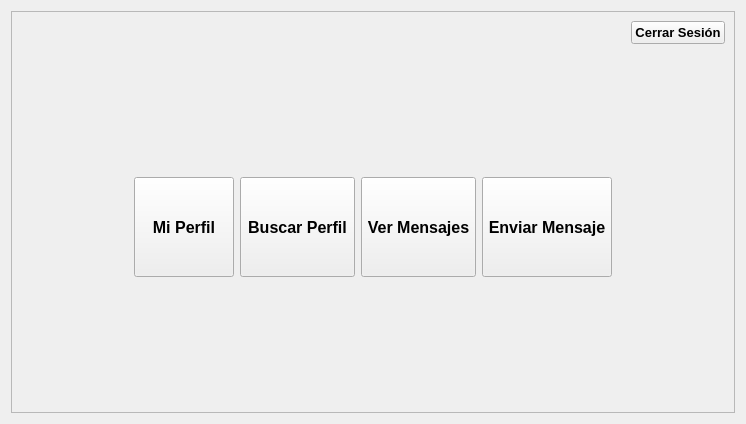
Old version of the form User_app/src/main_menu/main_menu_widget.ui in the repository edugaidano/Little-Social-Network.
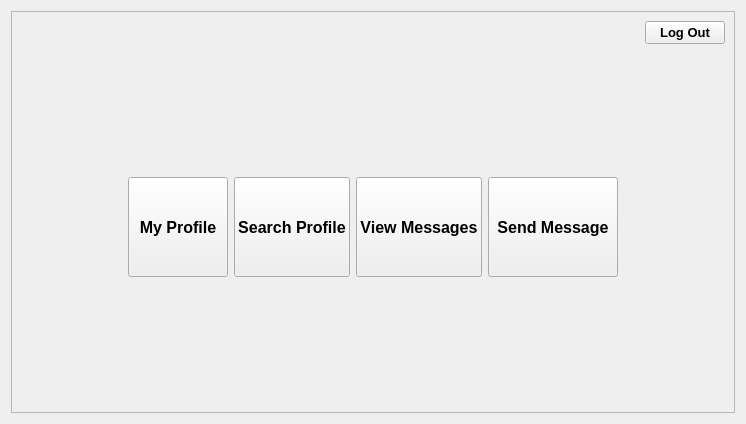
New version of the form.

Patch:
```diff
--- a/User_app/src/main_menu/main_menu_widget.ui
+++ b/User_app/src/main_menu/main_menu_widget.ui
@@ -63,7 +63,7 @@
            <cursorShape>ArrowCursor</cursorShape>
           </property>
           <property name="text">
-           <string>Cerrar Sesión</string>
+           <string>Log Out</string>
           </property>
           <property name="autoDefault">
            <bool>false</bool>
@@ -122,7 +122,7 @@
            <bool>false</bool>
           </property>
           <property name="text">
-           <string>Mi Perfil</string>
+           <string>My Profile</string>
           </property>
           <property name="iconSize">
            <size>
@@ -157,7 +157,7 @@
            </font>
           </property>
           <property name="text">
-           <string>Buscar Perfil</string>
+           <string>Search Profile</string>
           </property>
          </widget>
         </item>
@@ -177,7 +177,7 @@
            </font>
           </property>
           <property name="text">
-           <string>Ver Mensajes</string>
+           <string>View Messages</string>
           </property>
          </widget>
         </item>
@@ -197,7 +197,7 @@
            </font>
           </property>
           <property name="text">
-           <string>Enviar Mensaje</string>
+           <string>Send Message</string>
           </property>
          </widget>
         </item>
```
Left out of the diff: 2 changed lines with no effect on the pictures.
